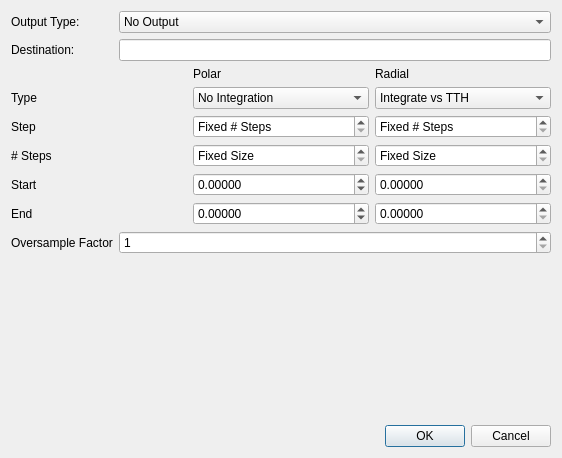
Before: the Qt Designer form source/qxrdpolartransformdialog.ui in guyjennings/qxrd, drawn with Qt 5.
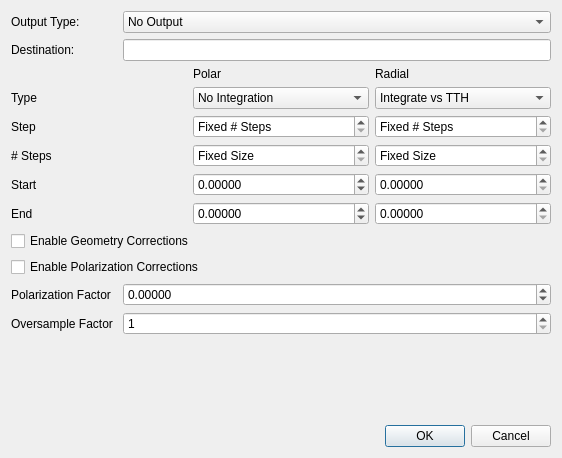
After: the same form once the commit is applied.

Commit message: Implement separate geometric correction and polarization correction options in polar transforms

What changed in the file:
```diff
--- a/source/qxrdpolartransformdialog.ui
+++ b/source/qxrdpolartransformdialog.ui
@@ -14,17 +14,17 @@
    <string>Polar Transform Current Image...</string>
   </property>
   <layout class="QGridLayout" name="gridLayout_2">
-   <item row="2" column="1">
-    <widget class="QLineEdit" name="m_Destination"/>
-   </item>
-   <item row="2" column="0">
-    <widget class="QLabel" name="label_8">
-     <property name="text">
-      <string>Destination:</string>
+   <item row="6" column="2">
+    <widget class="QSpinBox" name="m_Oversample">
+     <property name="minimum">
+      <number>1</number>
+     </property>
+     <property name="maximum">
+      <number>10</number>
      </property>
     </widget>
    </item>
-   <item row="5" column="0" colspan="2">
+   <item row="2" column="0" colspan="3">
     <layout class="QGridLayout" name="gridLayout">
      <item row="0" column="1">
       <widget class="QLabel" name="label">
@@ -202,16 +202,6 @@
      </item>
     </layout>
    </item>
-   <item row="8" column="0" colspan="2">
-    <widget class="QDialogButtonBox" name="buttonBox">
-     <property name="orientation">
-      <enum>Qt::Horizontal</enum>
-     </property>
-     <property name="standardButtons">
-      <set>QDialogButtonBox::Cancel|QDialogButtonBox::Ok</set>
-     </property>
-    </widget>
-   </item>
    <item row="0" column="0">
     <widget class="QLabel" name="label_9">
      <property name="text">
@@ -219,7 +209,25 @@
      </property>
     </widget>
    </item>
-   <item row="0" column="1">
+   <item row="3" column="0" colspan="3">
+    <widget class="QCheckBox" name="m_EnableGeometry">
+     <property name="toolTip">
+      <string>Enable geometry corrections during integration
+intensity *= pow(distance/m_DetectorDistance, 2)/cos(tth);</string>
+     </property>
+     <property name="text">
+      <string>Enable Geometry Corrections </string>
+     </property>
+    </widget>
+   </item>
+   <item row="6" column="0" colspan="2">
+    <widget class="QLabel" name="label_10">
+     <property name="text">
+      <string>Oversample Factor</string>
+     </property>
+    </widget>
+   </item>
+   <item row="0" column="2">
     <widget class="QComboBox" name="m_OutputType">
      <item>
       <property name="text">
@@ -243,7 +251,17 @@
      </item>
     </widget>
    </item>
-   <item row="7" column="0" colspan="2">
+   <item row="8" column="0" colspan="3">
+    <widget class="QDialogButtonBox" name="buttonBox">
+     <property name="orientation">
+      <enum>Qt::Horizontal</enum>
+     </property>
+     <property name="standardButtons">
+      <set>QDialogButtonBox::Cancel|QDialogButtonBox::Ok</set>
+     </property>
+    </widget>
+   </item>
+   <item row="7" column="0" colspan="3">
     <spacer name="verticalSpacer">
      <property name="orientation">
       <enum>Qt::Vertical</enum>
@@ -256,20 +274,48 @@
      </property>
     </spacer>
    </item>
-   <item row="6" column="0">
-    <widget class="QLabel" name="label_10">
+   <item row="1" column="2">
+    <widget class="QLineEdit" name="m_Destination"/>
+   </item>
+   <item row="1" column="0">
+    <widget class="QLabel" name="label_8">
      <property name="text">
-      <string>Oversample Factor</string>
+      <string>Destination:</string>
      </property>
     </widget>
    </item>
-   <item row="6" column="1">
-    <widget class="QSpinBox" name="m_Oversample">
+   <item row="4" column="0" colspan="3">
+    <widget class="QCheckBox" name="m_EnablePolarization">
+     <property name="toolTip">
+      <string>Enable polarization correction during integration:
+intensity *= (m_Polarization      *(1 - pow(sin(chi)*sin(tth),2)) +
+                   (1 - m_Polarization)*(1 - pow(cos(chi)*sin(tth),2)));</string>
+     </property>
+     <property name="text">
+      <string>Enable Polarization Corrections </string>
+     </property>
+    </widget>
+   </item>
+   <item row="5" column="2">
+    <widget class="QDoubleSpinBox" name="m_Polarization">
+     <property name="decimals">
+      <number>5</number>
+     </property>
      <property name="minimum">
-      <number>1</number>
+      <double>-2.000000000000000</double>
      </property>
      <property name="maximum">
-      <number>10</number>
+      <double>2.000000000000000</double>
+     </property>
+     <property name="singleStep">
+      <double>0.100000000000000</double>
+     </property>
+    </widget>
+   </item>
+   <item row="5" column="0">
+    <widget class="QLabel" name="label_11">
+     <property name="text">
+      <string>Polarization Factor</string>
      </property>
     </widget>
    </item>
```
The commit also changes 5 other files.
